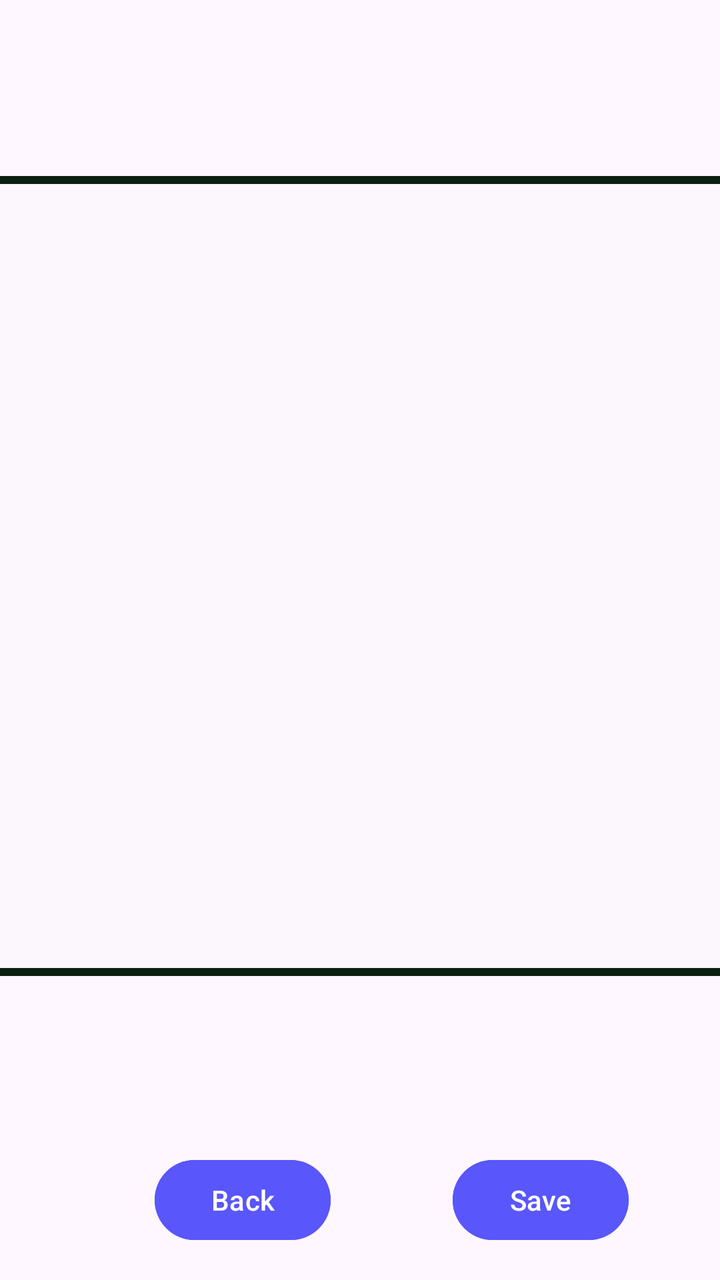
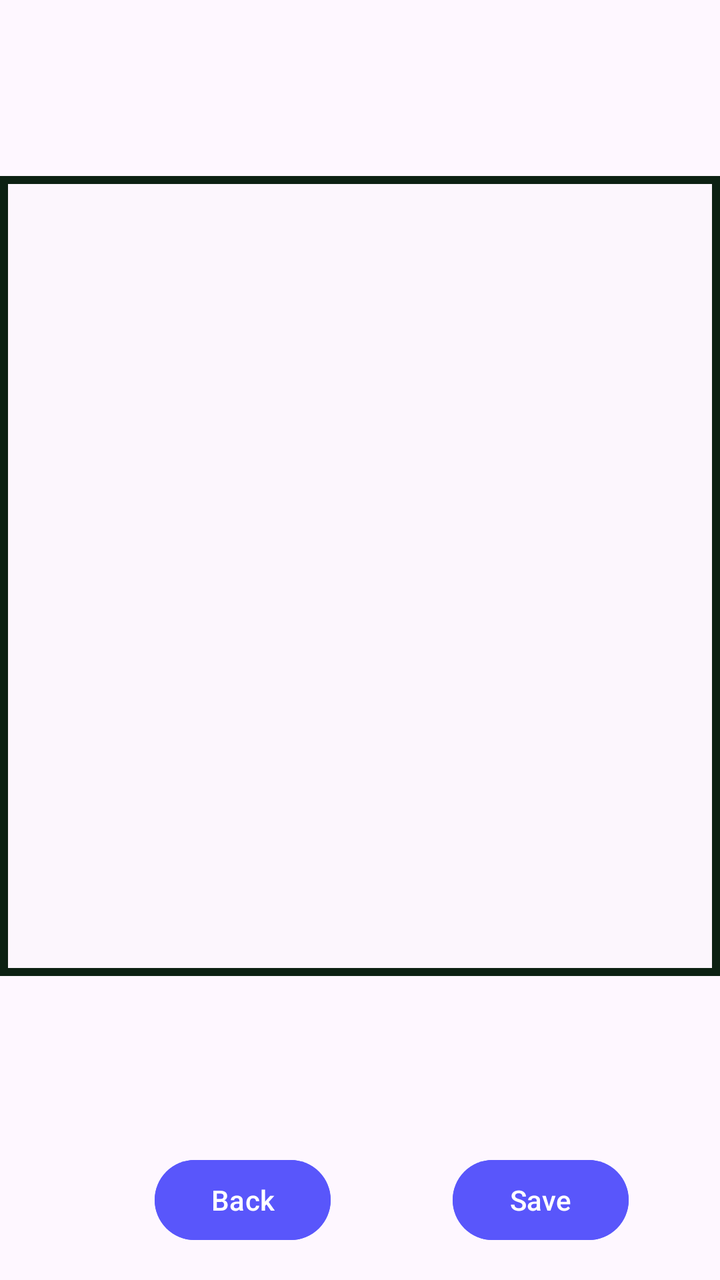

Before-and-after screenshots of an Android layout around one commit, followed by the original layout XML and the change that was made.
<!-- AndroidManifest.xml: application theme Theme.VocalCraft -->
<!-- res/layout/imageview.xml -->
<?xml version="1.0" encoding="utf-8"?>
<androidx.constraintlayout.widget.ConstraintLayout
    xmlns:android="http://schemas.android.com/apk/res/android"
    xmlns:app="http://schemas.android.com/apk/res-auto"
    xmlns:tools="http://schemas.android.com/tools"
    android:layout_width="match_parent"
    android:layout_height="match_parent">

    

    


    

    

    
    <FrameLayout
        android:id="@+id/imageFrame"
        android:layout_width="400dp"
        android:layout_height="400dp"
        android:layout_margin="32dp"
        app:layout_constraintTop_toTopOf="parent"
        app:layout_constraintBottom_toTopOf="@id/backButton"
        app:layout_constraintStart_toStartOf="parent"
        app:layout_constraintEnd_toEndOf="parent"
        android:background="@drawable/border_shape"> 

        
        <ImageView
            android:id="@+id/largeImageView"
            android:layout_width="400dp"
            android:layout_height="400dp"
            android:contentDescription="Large Image"
            app:srcCompat="@drawable/color_box" />
    </FrameLayout>

    

    <Button
        android:id="@+id/saveButton"
        android:layout_width="wrap_content"
        android:layout_height="wrap_content"
        android:layout_margin="16dp"
        android:layout_marginBottom="16dp"
        android:backgroundTint="#5956fb"
        android:text="Save"
        android:textColor="@android:color/white"
        app:layout_constraintBottom_toBottomOf="parent"
        app:layout_constraintEnd_toEndOf="parent"
        app:layout_constraintHorizontal_bias="0.876"
        app:layout_constraintStart_toStartOf="parent" />

    <Button
        android:id="@+id/backButton"
        android:layout_width="wrap_content"
        android:layout_height="wrap_content"
        android:layout_margin="16dp"
        android:layout_marginBottom="16dp"
        android:backgroundTint="#5956fb"
        android:text="Back"
        android:textColor="@android:color/white"
        app:layout_constraintBottom_toBottomOf="parent"
        app:layout_constraintEnd_toEndOf="parent"
        app:layout_constraintHorizontal_bias="0.256"
        app:layout_constraintStart_toStartOf="parent" />

</androidx.constraintlayout.widget.ConstraintLayout>
<!-- resources referenced by this layout -->
<resources>
  <!-- drawable border_shape (drawable) -->
  <?xml version="1.0" encoding="utf-8"?>
  <shape xmlns:android="http://schemas.android.com/apk/res/android">
      <solid android:color="#FFFFFF" />
      <stroke
          android:color="#000000"
      android:width="4dp" />
      <corners android:radius="8dp" />
  </shape>
  <!-- drawable color_box (drawable) -->
  <?xml version="1.0" encoding="utf-8"?>
  <shape xmlns:android="http://schemas.android.com/apk/res/android">
      
      <solid android:color="#fcf6fd" />
  
      <stroke
          android:color="#0c2112"
      android:width="4dp" />
  
      
      <corners android:radius="16dp" />
  
      
      <padding
          android:left="8dp"
          android:top="8dp"
          android:right="8dp"
          android:bottom="8dp" />
  </shape>
  <style name="Theme.VocalCraft" parent="Base.Theme.VocalCraft" />
  <style name="Base.Theme.VocalCraft" parent="Theme.Material3.DayNight.NoActionBar">
          
          <item name="colorButtonNormal">#67eb34</item>
      </style>
</resources>

<!-- the commit's change to res/layout/imageview.xml (unified diff, before → after) -->
@@ -18,9 +18,9 @@
     
     <FrameLayout
         android:id="@+id/imageFrame"
-        android:layout_width="400dp"
+        android:layout_width= "match_parent"
         android:layout_height="400dp"
-        android:layout_margin="32dp"
+        android:layout_margin="0dp"
         app:layout_constraintTop_toTopOf="parent"
         app:layout_constraintBottom_toTopOf="@id/backButton"
         app:layout_constraintStart_toStartOf="parent"
@@ -30,7 +30,7 @@
         
         <ImageView
             android:id="@+id/largeImageView"
-            android:layout_width="400dp"
+            android:layout_width="match_parent"
             android:layout_height="400dp"
             android:contentDescription="Large Image"
             app:srcCompat="@drawable/color_box" />
<!-- resource entries referenced after the edit -->
@@ -20,7 +20,6 @@
       android:width="4dp" />
   
       
-      <corners android:radius="16dp" />
   
       
       <padding
